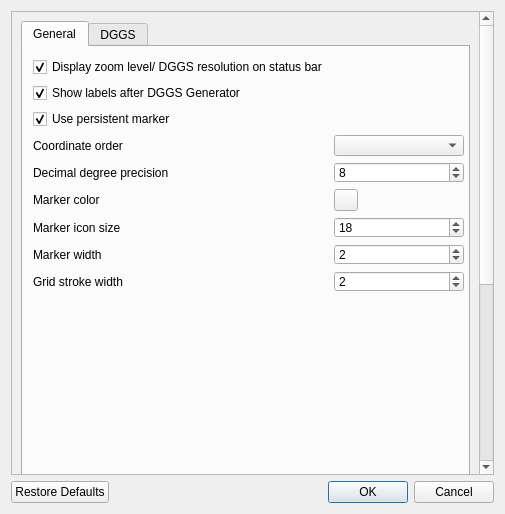
opengeoshub/vgridtools, file ui/settings.ui: the form before one commit.
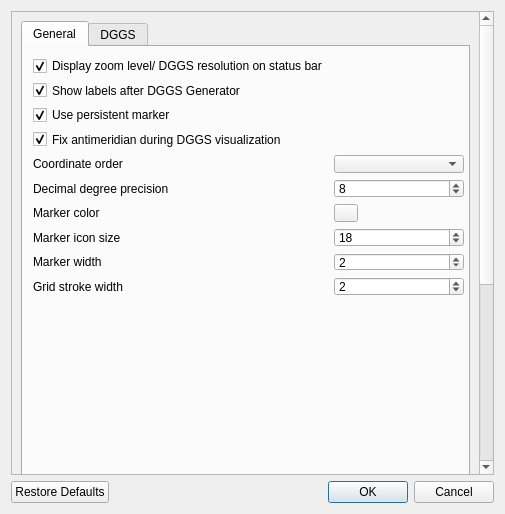
The form after the commit. Custom widgets are drawn as their Qt base class.

```diff
--- a/ui/settings.ui
+++ b/ui/settings.ui
@@ -50,7 +50,7 @@
              <x>10</x>
              <y>10</y>
              <width>431</width>
-             <height>235</height>
+             <height>239</height>
             </rect>
            </property>
            <layout class="QFormLayout" name="formLayout_3">
@@ -84,24 +84,24 @@
               </property>
              </widget>
             </item>
-            <item row="3" column="0">
+            <item row="4" column="0">
              <widget class="QLabel" name="coorOrderLabel">
               <property name="text">
                <string>Coordinate order</string>
               </property>
              </widget>
             </item>
-            <item row="3" column="1">
+            <item row="4" column="1">
              <widget class="QComboBox" name="coordOrderComboBox"/>
             </item>
-            <item row="4" column="0">
+            <item row="5" column="0">
              <widget class="QLabel" name="epsg4326Label">
               <property name="text">
                <string>Decimal degree precision</string>
               </property>
              </widget>
             </item>
-            <item row="4" column="1">
+            <item row="5" column="1">
              <widget class="QSpinBox" name="epsg4326PrecisionSpinBox">
               <property name="maximum">
                <number>32</number>
@@ -111,14 +111,14 @@
               </property>
              </widget>
             </item>
-            <item row="5" column="0">
+            <item row="6" column="0">
              <widget class="QLabel" name="markerColorLabel">
               <property name="text">
                <string>Marker color</string>
               </property>
              </widget>
             </item>
-            <item row="5" column="1">
+            <item row="6" column="1">
              <widget class="QgsColorButton" name="markerColorButton">
               <property name="color">
                <color>
@@ -129,14 +129,14 @@
               </property>
              </widget>
             </item>
-            <item row="6" column="0">
+            <item row="7" column="0">
              <widget class="QLabel" name="markerSizelabel">
               <property name="text">
                <string>Marker icon size</string>
               </property>
              </widget>
             </item>
-            <item row="6" column="1">
+            <item row="7" column="1">
              <widget class="QSpinBox" name="markerSizeSpinBox">
               <property name="minimum">
                <number>5</number>
@@ -152,14 +152,14 @@
               </property>
              </widget>
             </item>
-            <item row="7" column="0">
+            <item row="8" column="0">
              <widget class="QLabel" name="markerWidthLabel">
               <property name="text">
                <string>Marker width</string>
               </property>
              </widget>
             </item>
-            <item row="7" column="1">
+            <item row="8" column="1">
              <widget class="QSpinBox" name="markerWidthSpinBox">
               <property name="minimum">
                <number>1</number>
@@ -172,14 +172,14 @@
               </property>
              </widget>
             </item>
-            <item row="8" column="0">
+            <item row="9" column="0">
              <widget class="QLabel" name="gridWidthLabel">
               <property name="text">
                <string>Grid stroke width</string>
               </property>
              </widget>
             </item>
-            <item row="8" column="1">
+            <item row="9" column="1">
              <widget class="QSpinBox" name="gridWidthSpinBox">
               <property name="minimum">
                <number>1</number>
@@ -192,6 +192,16 @@
               </property>
              </widget>
             </item>
+            <item row="3" column="0">
+             <widget class="QCheckBox" name="fixAntimeridianCheckBox">
+              <property name="text">
+               <string>Fix antimeridian during DGGS visualization</string>
+              </property>
+              <property name="checked">
+               <bool>true</bool>
+              </property>
+             </widget>
+            </item>
            </layout>
           </widget>
          </widget>
```
